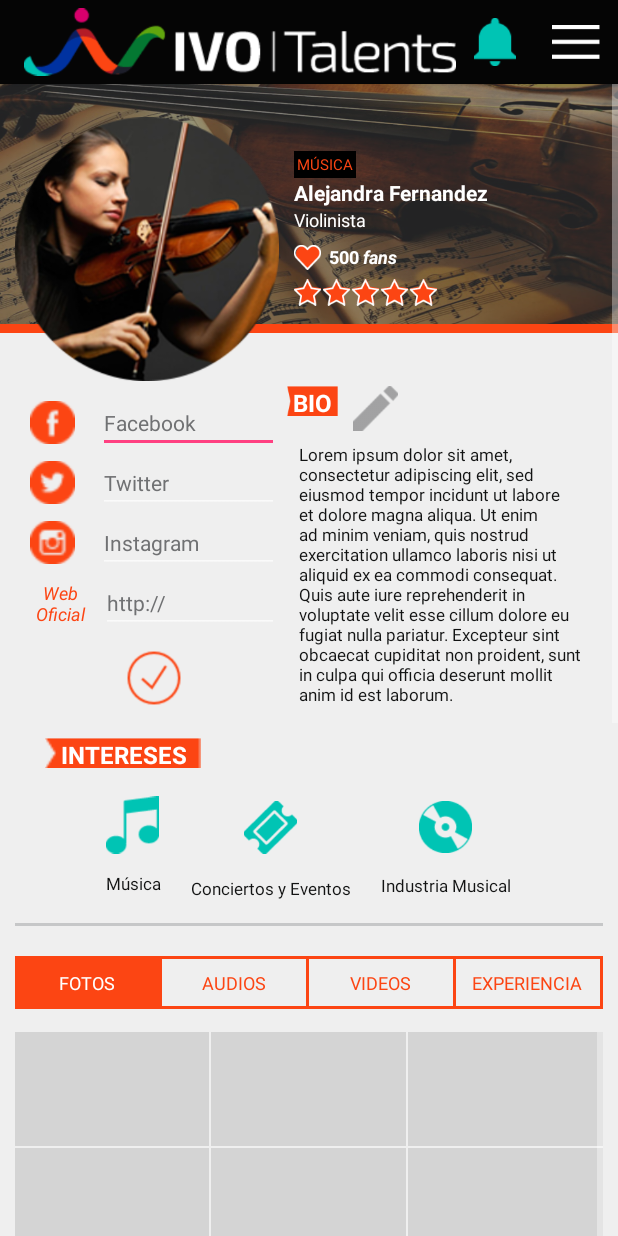
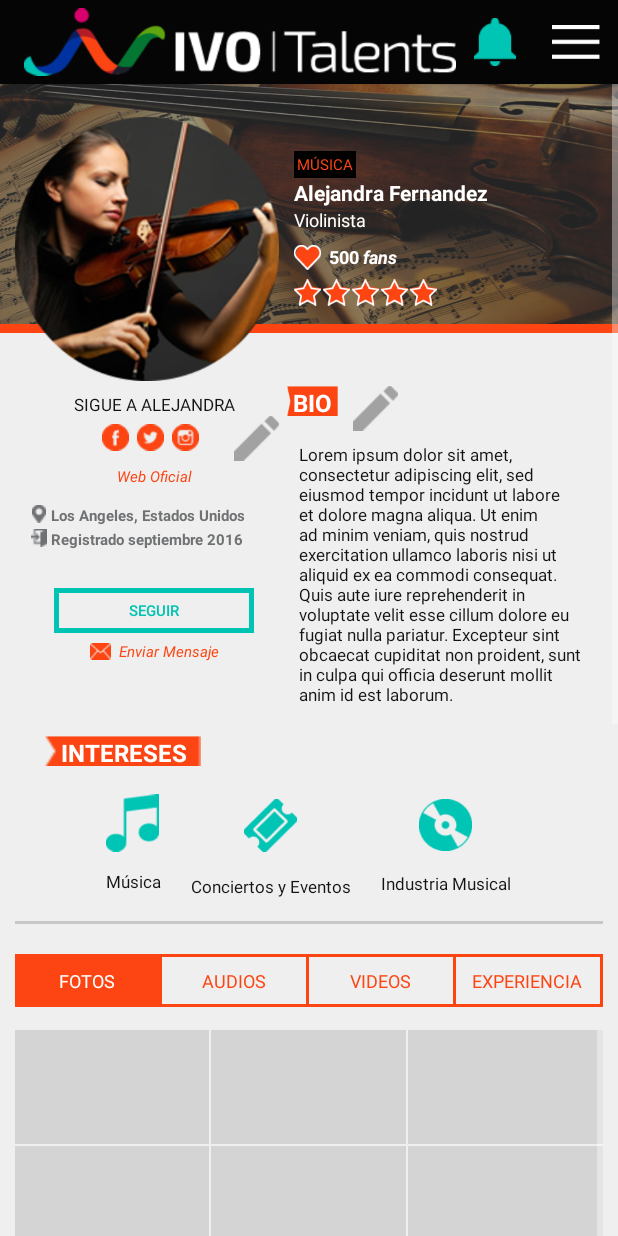
Before and after one commit to diiaz94/3dlink-ivotalents, an Android app: the ProfileArtist screen opened directly, with no data from a screen before it, on a phone screen of 412 x 824 dp. Run offline under Robolectric (Android 15) with nearby library versions, the phone set to English and light mode, and no system bars; libraries missing offline, so code that uses them is left out: com.facebook, com.facebook.appevents, com.facebook.login; Roboto replaces fonts that are not available here; 2 statements that could not run were skipped.

Commit message:
edit mode, profile artist

```diff
--- a/app/src/main/java/com/threedlink/ivotalents/ProfileArtist.java
+++ b/app/src/main/java/com/threedlink/ivotalents/ProfileArtist.java
@@ -11,7 +11,11 @@ import android.view.LayoutInflater;
 import android.view.MotionEvent;
 import android.view.View;
 import android.view.ViewGroup;
+import android.view.WindowManager;
+import android.view.inputmethod.InputMethodManager;
 import android.widget.Button;
+import android.widget.EditText;
+import android.widget.ImageButton;
 import android.widget.ImageView;
 import android.widget.LinearLayout;
 import android.widget.RelativeLayout;
@@ -59,7 +63,6 @@ public class ProfileArtist extends Fragment implements View.OnClickListener {
     ImageView ic_fb_orange;
     ImageView ic_tw_orange;
     ImageView ic_ig_orange;
-    ImageView ic_edit_social;
     private IvoTalentsApp mApp;
     private String currentTab;
     private LinearLayout currentLayoutContent;
@@ -67,6 +70,15 @@ public class ProfileArtist extends Fragment implements View.OnClickListener {
     LinearLayout[] fotoLayouts = new LinearLayout[GRID_SIZE];
     ImageView[] fotoContents = new ImageView[GRID_SIZE];
     private int currentIdx;
+
+    TextView text_bio;
+    EditText edit_bio;
+    ImageButton ic_edit_bio;
+    ImageButton ic_save_bio;
+    ImageButton ic_edit_social;
+    ImageButton ic_save_social;
+    LinearLayout left_info;
+    LinearLayout left_info_edit;
 
     public ProfileArtist() {
         // Required empty public constructor
@@ -186,7 +198,6 @@ public class ProfileArtist extends Fragment implements View.OnClickListener {
         ic_ig_orange = (ImageView) view.findViewById(R.id.ic_ig_orange);
         ic_ig_orange.setOnClickListener(this);
 
-        ic_edit_social = (ImageView) view.findViewById(R.id.ic_edit_social);
 
 
         RelativeLayout myLayout = (RelativeLayout) view.findViewById(R.id.fragment_profile_artist);
@@ -199,14 +210,33 @@ public class ProfileArtist extends Fragment implements View.OnClickListener {
                 if(textView.getTag().toString().indexOf("bold")!=-1){
                     textView.setTypeface(mApp.getFontBold());
                 }
-                if(textView.getTag().toString().indexOf("normal")!=-1){
-                    textView.setTypeface(mApp.getFont());
+                if(textView.getTag().toString().indexOf("semibold")!=-1){
+                    textView.setTypeface(mApp.getFontSemiBold());
                 }
-                if(textView.getTag().toString().indexOf("normal")!=-1){
-                    textView.setTypeface(mApp.getFont());
+                if(textView.getTag().toString().indexOf("semibolditalic")!=-1){
+                    textView.setTypeface(mApp.getFontSemiBoldItalic());
+                }
+                if(textView.getTag().toString().indexOf("light")!=-1){
+                    textView.setTypeface(mApp.getFontLight());
                 }
             }
         }
+
+        ic_edit_social = (ImageButton)view.findViewById(R.id.ic_edit_social);
+        ic_edit_social.setOnClickListener(this);
+        ic_edit_bio = (ImageButton)view.findViewById(R.id.ic_edit_bio);
+        ic_edit_bio.setOnClickListener(this);
+        ic_save_social = (ImageButton)view.findViewById(R.id.ic_save_social);
+        ic_save_social.setOnClickListener(this);
+        ic_save_bio = (ImageButton)view.findViewById(R.id.ic_save_bio);
+        ic_save_bio.setOnClickListener(this);
+
+        text_bio = (TextView)view.findViewById(R.id.text_bio);
+        edit_bio = (EditText)view.findViewById(R.id.edit_bio);
+
+        left_info = (LinearLayout) view.findViewById(R.id.left_info);
+        left_info_edit = (LinearLayout) view.findViewById(R.id.left_info_edit);
+
         return view;
     }
 
@@ -304,7 +334,6 @@ public class ProfileArtist extends Fragment implements View.OnClickListener {
             case R.id.foto_9:
                 activateFotoOver(8);
                 break;
-
             case R.id.ic_fb_orange:
                 break;
             case R.id.ic_tw_orange:
@@ -314,12 +343,49 @@ public class ProfileArtist extends Fragment implements View.OnClickListener {
             case R.id.ic_edit_social:
                 editSocialMedia();
                 break;
+            case R.id.ic_save_social:
+                saveSocialmedia();
+                break;
+            case R.id.ic_edit_bio:
+                editBio(v);
+                break;
+            case R.id.ic_save_bio:
+                saveBio(v);
+                break;
 
         }
     }
 
+    private void editBio(View v) {
+        edit_bio.setText(text_bio.getText());
+        text_bio.setVisibility(View.GONE);
+        edit_bio.setVisibility(View.VISIBLE);
+        ic_edit_bio.setVisibility(View.GONE);
+        ic_save_bio.setVisibility(View.VISIBLE);
+
+    }
+
+    private void saveBio(View v) {
+        text_bio.setText(edit_bio.getText());
+        text_bio.setVisibility(View.VISIBLE);
+        edit_bio.setVisibility(View.GONE);
+        ic_edit_bio.setVisibility(View.VISIBLE);
+        ic_save_bio.setVisibility(View.GONE);
+        final InputMethodManager imm = (InputMethodManager) getActivity().getSystemService(Context.INPUT_METHOD_SERVICE);
+        imm.hideSoftInputFromWindow(getView().getWindowToken(), 0);
+    }
+
     private void editSocialMedia() {
+        left_info.setVisibility(View.GONE);
+        left_info_edit.setVisibility(View.VISIBLE);
+    }
 
+    private void saveSocialmedia() {
+        left_info.setVisibility(View.VISIBLE);
+        left_info_edit.setVisibility(View.GONE);
+
+        final InputMethodManager imm = (InputMethodManager) getActivity().getSystemService(Context.INPUT_METHOD_SERVICE);
+        imm.hideSoftInputFromWindow(getView().getWindowToken(), 0);
     }
 
     private void activateFotoOver(int idx) {
--- a/app/src/main/res/layout/fragment_profile_artist.xml
+++ b/app/src/main/res/layout/fragment_profile_artist.xml
@@ -53,8 +53,8 @@
                             android:layout_width="fill_parent"
                             android:layout_height="wrap_content"
                             android:orientation="vertical"
-                            android:id="@+id/left-info"
-                            android:visibility="gone"
+                            android:id="@+id/left_info"
+                            android:visibility="visible"
                             >
                             <TextView android:layout_width="wrap_content"
                                 android:layout_height="wrap_content"
@@ -118,13 +118,13 @@
                                     android:layout_width="match_parent"
                                     android:layout_height="wrap_content"
                                     android:gravity="end">
-                                    <ImageView
+                                    <ImageButton
                                         android:layout_width="30dp"
                                         android:layout_height="30dp"
                                         android:layout_gravity="end"
-                                        android:src="@drawable/pencil_edit"
+                                        android:background="@drawable/pencil_edit"
                                         android:id="@+id/ic_edit_social"
-                                        android:clickable="true"/>
+                                        />
                                 </LinearLayout>
 
                             </RelativeLayout>
@@ -233,8 +233,9 @@
                         <LinearLayout
                             android:layout_width="fill_parent"
                             android:layout_height="match_parent"
-                            android:id="@+id/left-info-edit"
-                            android:orientation="vertical">
+                            android:id="@+id/left_info_edit"
+                            android:orientation="vertical"
+                            android:visibility="gone">
                             <LinearLayout
                                 android:layout_width="match_parent"
                                 android:layout_height="wrap_content"
@@ -251,15 +252,16 @@
                                     android:textSize="14sp"
                                     android:hint="Facebook"
                                     android:textColorHint="@color/ivo_gray_dark"
-                                    android:layout_marginLeft="15dp"/>
+                                    android:layout_marginLeft="15dp"
+                                    android:id="@+id/url_social_fb"/>
                             </LinearLayout>
                             <LinearLayout
                                 android:layout_width="match_parent"
                                 android:layout_height="wrap_content"
                                 android:orientation="horizontal">
                                 <ImageView
-                                    android:layout_width="30dp"
-                                    android:layout_height="30dp"
+                                    android:layout_width="20dp"
+                                    android:layout_height="20dp"
                                     android:src="@drawable/tw_logo_orange"
                                     android:layout_gravity="center"/>
                                 <EditText
@@ -269,15 +271,16 @@
                                     android:textSize="14sp"
                                     android:hint="Twitter"
                                     android:textColorHint="@color/ivo_gray_dark"
-                                    android:layout_marginLeft="15dp"/>
+                                    android:layout_marginLeft="15dp"
+                                    android:id="@+id/url_social_tw"/>
                             </LinearLayout>
                             <LinearLayout
                                 android:layout_width="match_parent"
                                 android:layout_height="wrap_content"
                                 android:orientation="horizontal">
                                 <ImageView
-                                    android:layout_width="30dp"
-                                    android:layout_height="30dp"
+                                    android:layout_width="20dp"
+                                    android:layout_height="20dp"
                                     android:src="@drawable/ig_logo_orange"
                                     android:layout_gravity="center"/>
                                 <EditText
@@ -287,18 +290,19 @@
                                     android:textSize="14sp"
                                     android:hint="Instagram"
                                     android:textColorHint="@color/ivo_gray_dark"
-                                    android:layout_marginLeft="15dp"/>
+                                    android:layout_marginLeft="15dp"
+                                    android:id="@+id/url_social_ig"/>
                             </LinearLayout>
                             <LinearLayout
                                 android:layout_width="match_parent"
                                 android:layout_height="wrap_content"
                                 android:orientation="horizontal">
                                 <TextView
-                                    android:layout_width="40dp"
-                                    android:layout_height="30dp"
+                                    android:layout_width="30dp"
+                                    android:layout_height="20dp"
                                     android:text="Web Oficial"
                                     android:textStyle="italic"
-                                    android:textSize="12sp"
+                                    android:textSize="10sp"
                                     android:textColor="@color/ivo_orange"
                                     android:layout_gravity="center"
                                     android:gravity="center"/>
@@ -312,12 +316,13 @@
                                     android:layout_marginLeft="7dp"/>
                             </LinearLayout>
 
-                            <ImageView
+                            <ImageButton
                                 android:layout_width="40dp"
                                 android:layout_height="40dp"
-                                android:src="@drawable/save_artist"
+                                android:background="@drawable/save_artist"
                                 android:layout_gravity="center"
-                                android:layout_marginTop="10dp"/>
+                                android:layout_marginTop="10dp"
+                                android:id="@+id/ic_save_social"/>
                         </LinearLayout>
                     </LinearLayout>
                     <LinearLayout
@@ -347,14 +352,21 @@
                                     android:gravity="center|center"/>
 
                             </LinearLayout>
-                            <ImageView
+                            <ImageButton
                                 android:layout_width="30dp"
                                 android:layout_height="30dp"
                                 android:layout_gravity="end"
-                                android:src="@drawable/pencil_edit"
+                                android:background="@drawable/pencil_edit"
                                 android:id="@+id/ic_edit_bio"
-                                android:clickable="true"
                                 android:layout_marginLeft="10dp"/>
+                            <ImageButton
+                                android:layout_width="30dp"
+                                android:layout_height="30dp"
+                                android:layout_gravity="end"
+                                android:background="@drawable/save_artist"
+                                android:id="@+id/ic_save_bio"
+                                android:layout_marginLeft="10dp"
+                                android:visibility="gone"/>
                         </LinearLayout>
                         <LinearLayout
                             android:layout_width="wrap_content"
@@ -370,8 +382,11 @@
                                 android:textSize="11sp"
                                 android:textColor="@color/ivo_black"
                                 android:visibility="visible"
+                                android:id="@+id/text_bio"
+                                android:tag="normal"
                                 />
                             <EditText
+                                android:id="@+id/edit_bio"
                                 android:layout_width="match_parent"
                                 android:layout_height="match_parent"
                                 android:textSize="11sp"
```
Also changed, not shown: app/src/main/res/drawable/facebook_disabled.png (added), app/src/main/res/drawable/instagram_disabled.png (added), app/src/main/res/drawable/twitter_disabled.png (added).
